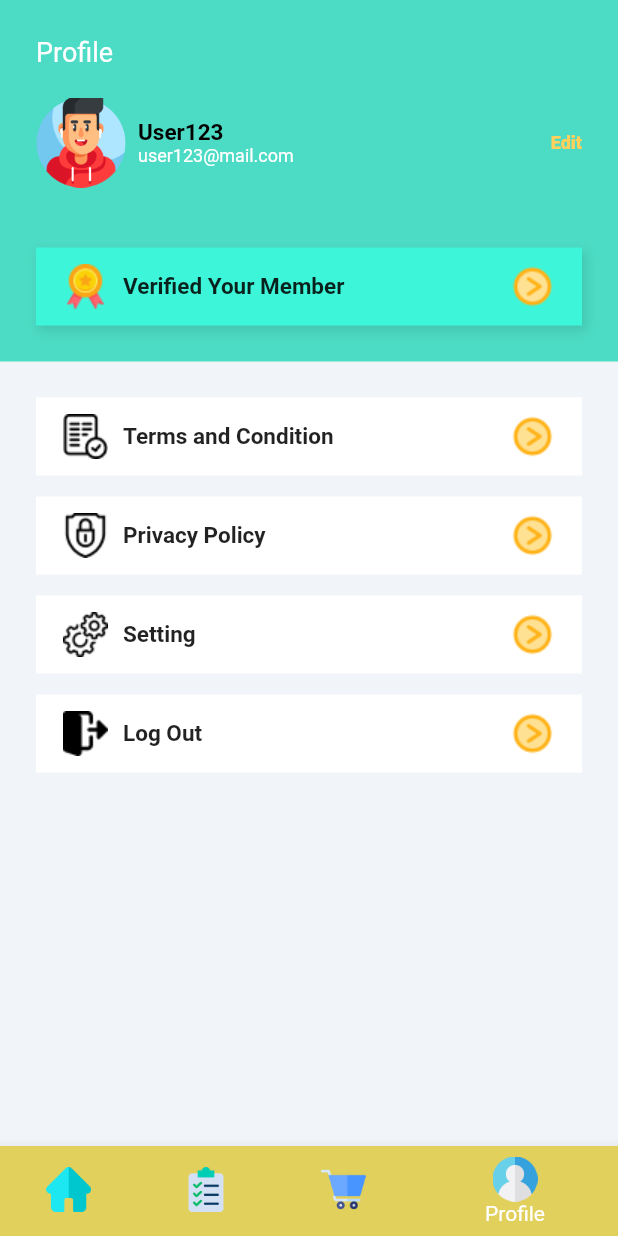
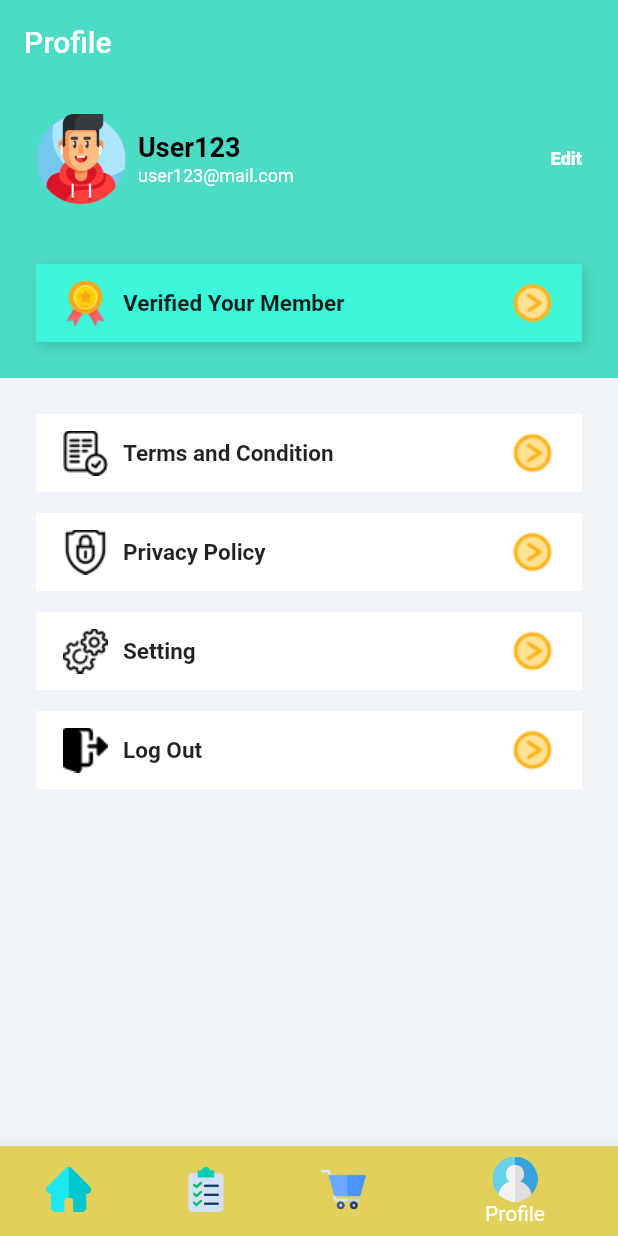
Before and after one commit to dinggasukapaus/shutter_cam, a Flutter app: the screen it shows after launch, item 4 of the bottom bar chosen, on a phone screen of 412 x 824 dp. Run offline on Flutter 3.47's test engine with Material 2 defaults, Android fonts, the phone set to English and light mode, and no system bars.

Commit message:
fix profile

```diff
--- a/lib/main.dart
+++ b/lib/main.dart
@@ -1,17 +1,22 @@
 import 'package:flutter/material.dart';
 import 'package:shutter_cam/main_page/bottomNavigate.dart';
-import 'package:shutter_cam/main_page/camera.dart';
-
-import 'package:shutter_cam/welcome_screen/login.dart';
-import 'package:shutter_cam/welcome_screen/register.dart';
-import 'package:shutter_cam/welcome_screen/splash.dart';
-import 'package:shutter_cam/main_page/dashboard.dart';
-import 'package:shutter_cam/main_page/camera.dart';
-import 'package:shutter_cam/main_page/bottomNavigate.dart';
+import 'package:flutter/services.dart';
 
 void main() {
-  runApp(MaterialApp(
-    debugShowCheckedModeBanner: false,
-    home: BottomNavigate(),
+  runApp(const MyApp());
+  SystemChrome.setSystemUIOverlayStyle(const SystemUiOverlayStyle(
+    statusBarColor: Color(0xFF4CDBC4),
   ));
 }
+
+class MyApp extends StatelessWidget {
+  const MyApp({Key? key}) : super(key: key);
+
+  @override
+  Widget build(BuildContext context) {
+    return const MaterialApp(
+      debugShowCheckedModeBanner: false,
+      home: BottomNavigate(),
+    );
+  }
+}
--- a/lib/main_page/profile.dart
+++ b/lib/main_page/profile.dart
@@ -11,25 +11,23 @@ class _ProfileState extends State<Profile> {
   @override
   Widget build(BuildContext context) {
     return Scaffold(
+      appBar: AppBar(
+        elevation: 0.0,
+        shadowColor: Colors.transparent,
+        backgroundColor: const Color.fromRGBO(76, 219, 196, 1),
+        title: const Text("Profile"),
+      ),
       backgroundColor: const Color(0xfff1f5f9),
       body: SafeArea(
           child: Column(
         children: [
           Container(
-            padding:
-                const EdgeInsets.only(left: 24, right: 24, top: 24, bottom: 24),
+            padding: const EdgeInsets.only(left: 24, right: 24, bottom: 24),
             width: MediaQuery.of(context).size.width,
             color: const Color.fromRGBO(76, 219, 196, 1),
             child: Column(
               crossAxisAlignment: CrossAxisAlignment.start,
               children: [
-                const Text(
-                  "Profile",
-                  style: TextStyle(
-                    fontSize: 18,
-                    color: Colors.white,
-                  ),
-                ),
                 const SizedBox(
                   height: 20,
                 ),
@@ -39,13 +37,11 @@ class _ProfileState extends State<Profile> {
                     // ignore: avoid_unnecessary_containers
                     Row(
                       children: [
-                        Container(
-                          child: Image.asset(
+                        Image.asset(
                           'assets/icons/gamer.png',
                           height: 60.0,
                           width: 60.0,
                           fit: BoxFit.cover,
-                          ),
                         ),
                         const SizedBox(
                           width: 8,
@@ -56,9 +52,12 @@ class _ProfileState extends State<Profile> {
                             Text(
                               "User123",
                               style: TextStyle(
-                                  fontSize: 15,
+                                  fontSize: 18,
                                   color: Colors.black,
                                   fontWeight: FontWeight.w700),
+                            ),
+                            SizedBox(
+                              height: 2,
                             ),
                             Text(
                               "user123@mail.com",
@@ -75,7 +74,7 @@ class _ProfileState extends State<Profile> {
                       "Edit",
                       style: TextStyle(
                         fontSize: 12,
-                        color: Color(0xFFFFD05B),
+                        color: Color.fromARGB(255, 255, 255, 255),
                         fontWeight: FontWeight.w800,
                       ),
                     ),
@@ -202,13 +201,11 @@ class _ProfileState extends State<Profile> {
                     children: [
                       Row(
                         children: [
-                          Container(
-                            child: Image.asset(
+                          Image.asset(
                             'assets/icons/lock.png',
                             height: 30.0,
                             width: 30.0,
                             fit: BoxFit.cover,
-                            ),
                           ),
                           const SizedBox(
                             width: 10,
```
Lines whose indentation alone changed are shown as unchanged.
